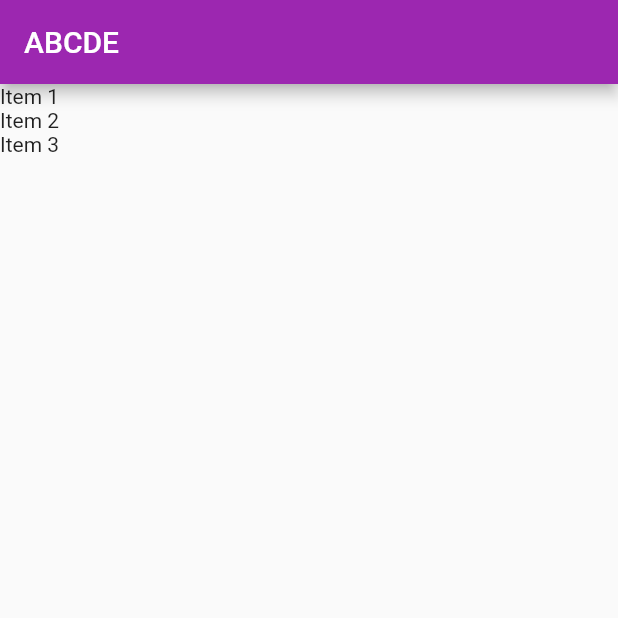
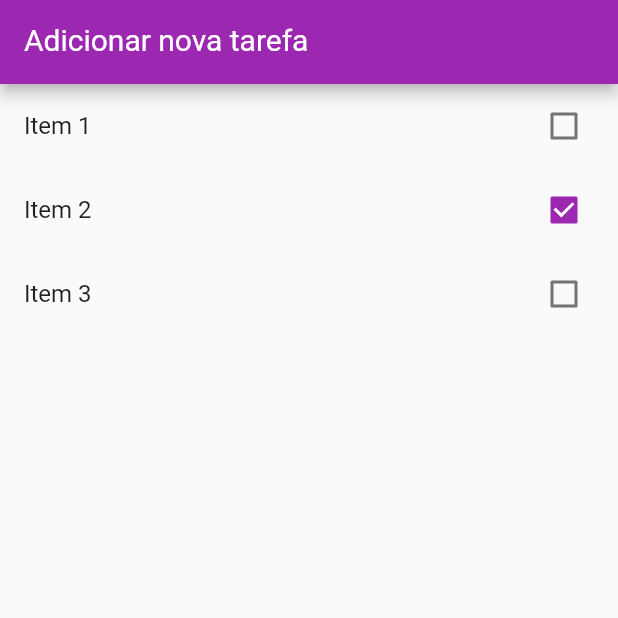
Before and after one commit to paulo812/to-do-app, a Flutter app: the screen it shows after launch, on a phone screen of 412 x 824 dp, the top half of it. Run offline on Flutter 3.47's test engine with Material 2 defaults, Android fonts, the phone set to English and light mode, and no system bars.

Commit message:
adicionado TextFormField no title

```diff
--- a/lib/main.dart
+++ b/lib/main.dart
@@ -34,16 +34,36 @@ class Home extends StatefulWidget {
 }
 
 class _HomeState extends State<Home> {
+  var newTaskController = TextEditingController();
+
   @override
   Widget build(BuildContext context) {
     return Scaffold(
       appBar: AppBar(
-        title: Text("ABCDE"),
-      ),
+          title: TextFormField(
+        controller: newTaskController,
+        keyboardType: TextInputType.text,
+        style: TextStyle(color: Colors.white, fontSize: 20),
+        decoration: InputDecoration(
+          labelText: "Adicionar nova tarefa",
+          labelStyle: TextStyle(color: Colors.white),
+        ),
+      )),
       body: ListView.builder(
         itemCount: widget.items.length,
         itemBuilder: (BuildContext ctxt, int index) {
-          return Text(widget.items[index].title);
+          final item = widget.items[index];
+
+          return CheckboxListTile(
+            title: Text(item.title),
+            key: Key(item.title),
+            value: item.isDone,
+            onChanged: (value) {
+              setState(() {
+                item.isDone = value;
+              });
+            },
+          );
         },
       ),
     );
```
